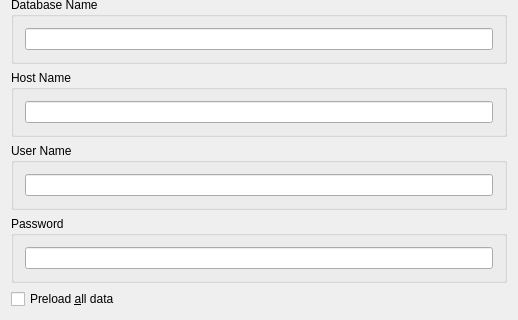
Above: kmymoney/dialogs/kselectdatabasedlgdecl.ui from KDE/kmymoney before the change; both pictures show x 0 to 518 and y 378 to 698 of the 518 by 698 pixel window. Below: the same form after it.
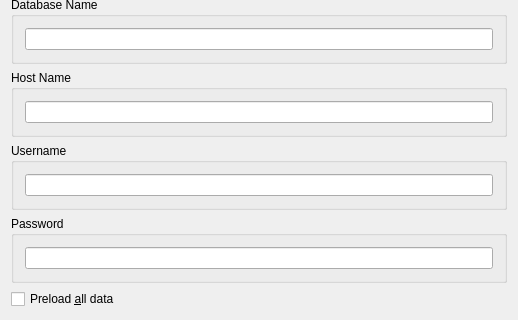
That is the form after the change. Custom widgets are drawn as their Qt base class.

```diff
--- a/kmymoney/dialogs/kselectdatabasedlgdecl.ui
+++ b/kmymoney/dialogs/kselectdatabasedlgdecl.ui
@@ -191,7 +191,7 @@
    <item>
     <widget class="QGroupBox" name="groupBox4">
      <property name="title">
-      <string>User Name</string>
+      <string>Username</string>
      </property>
      <layout class="QVBoxLayout">
       <item>
```
